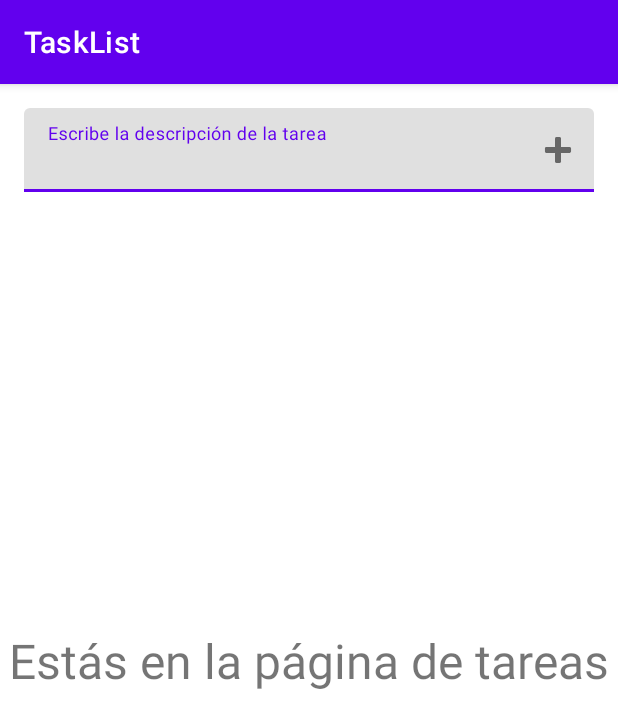
After one commit to IsaMaru98/TaskListApp, an Android app: the TasksActivity screen opened directly, with no data from a screen before it, on a phone screen of 412 x 824 dp. The commit adds this screen. Shown: the top 728 px of the screen. Run offline under Robolectric (Android 15) with nearby library versions, the phone set to English and light mode, and no system bars.

Commit message:
Added Firebase and TaskActivity layout

```diff
--- a/app/build.gradle
+++ b/app/build.gradle
@@ -1,5 +1,6 @@
 plugins {
     id 'com.android.application'
+    id 'com.google.gms.google-services'
 }
 
 android {
@@ -32,6 +33,7 @@ dependencies {
     implementation 'androidx.appcompat:appcompat:1.4.0'
     implementation 'com.google.android.material:material:1.4.0'
     implementation 'androidx.constraintlayout:constraintlayout:2.1.2'
+    implementation 'com.google.firebase:firebase-auth:21.0.1'
     testImplementation 'junit:junit:4.+'
     androidTestImplementation 'androidx.test.ext:junit:1.1.3'
     androidTestImplementation 'androidx.test.espresso:espresso-core:3.4.0'
--- a/app/src/main/AndroidManifest.xml
+++ b/app/src/main/AndroidManifest.xml
@@ -10,6 +10,9 @@
         android:supportsRtl="true"
         android:theme="@style/Theme.TaskList">
         <activity
+            android:name=".TasksActivity"
+            android:exported="false" />
+        <activity
             android:name=".LoginActivity"
             android:exported="true">
             <intent-filter>
--- /dev/null
+++ b/app/src/main/java/com/isamaru/tasklist/TasksActivity.java
@@ -0,0 +1,14 @@
+package com.isamaru.tasklist;
+
+import androidx.appcompat.app.AppCompatActivity;
+
+import android.os.Bundle;
+
+public class TasksActivity extends AppCompatActivity {
+
+    @Override
+    protected void onCreate(Bundle savedInstanceState) {
+        super.onCreate(savedInstanceState);
+        setContentView(R.layout.activity_tasks);
+    }
+}
--- /dev/null
+++ b/app/src/main/res/layout/activity_tasks.xml
@@ -0,0 +1,54 @@
+<?xml version="1.0" encoding="utf-8"?>
+<androidx.constraintlayout.widget.ConstraintLayout xmlns:android="http://schemas.android.com/apk/res/android"
+    xmlns:app="http://schemas.android.com/apk/res-auto"
+    xmlns:tools="http://schemas.android.com/tools"
+    android:layout_width="match_parent"
+    android:layout_height="match_parent"
+    tools:context=".TasksActivity">
+
+    <com.google.android.material.textfield.TextInputLayout
+        android:id="@+id/til_new_task"
+        android:layout_width="match_parent"
+        android:layout_height="wrap_content"
+        android:layout_marginHorizontal="16dp"
+        android:layout_marginTop="16dp"
+        android:hint="@string/enterTask_hint"
+        app:endIconDrawable="@android:drawable/ic_input_add"
+        app:endIconMode="custom"
+        app:layout_constraintEnd_toEndOf="parent"
+        app:layout_constraintStart_toStartOf="parent"
+        app:layout_constraintTop_toTopOf="parent">
+
+        <com.google.android.material.textfield.TextInputEditText
+            android:id="@+id/et_new_task"
+            android:layout_width="match_parent"
+            android:layout_height="wrap_content"
+            android:inputType="textAutoComplete">
+
+        </com.google.android.material.textfield.TextInputEditText>
+
+    </com.google.android.material.textfield.TextInputLayout>
+
+    <TextView
+        android:id="@+id/textView"
+        android:layout_width="wrap_content"
+        android:layout_height="wrap_content"
+        android:text="Estás en la página de tareas"
+        android:textSize="32sp"
+        app:layout_constraintBottom_toBottomOf="parent"
+        app:layout_constraintEnd_toEndOf="parent"
+        app:layout_constraintStart_toStartOf="parent"
+        app:layout_constraintTop_toTopOf="parent" />
+    <!--
+        <androidx.recyclerview.widget.RecyclerView
+            android:id="@+id/rv_tasks"
+            android:layout_width="match_parent"
+            android:layout_height="0dp"
+            android:layout_margin="16dp"
+            android:scrollbars="vertical"
+            app:layout_constraintBottom_toBottomOf="parent"
+            app:layout_constraintEnd_toEndOf="parent"
+            app:layout_constraintStart_toStartOf="parent"
+            app:layout_constraintTop_toBottomOf="@id/til_new_task"
+            tools:listitem="@layout/item_task" />*-->
+</androidx.constraintlayout.widget.ConstraintLayout>
--- a/app/src/main/res/values/strings.xml
+++ b/app/src/main/res/values/strings.xml
@@ -7,5 +7,6 @@
     <string name="Password_hint">Escribe tu contraseña</string>
     <string name="SingUp_Text">Registrarse</string>
     <string name="LogIn_Text">Acceder</string>
+    <string name="enterTask_hint">Escribe la descripción de la tarea</string>
 
 </resources>
--- a/build.gradle
+++ b/build.gradle
@@ -6,6 +6,7 @@ buildscript {
     }
     dependencies {
         classpath "com.android.tools.build:gradle:7.0.4"
+        classpath 'com.google.gms:google-services:4.3.10'
 
         // NOTE: Do not place your application dependencies here; they belong
         // in the individual module build.gradle files
```
Also changed, not shown: 1 other file.
